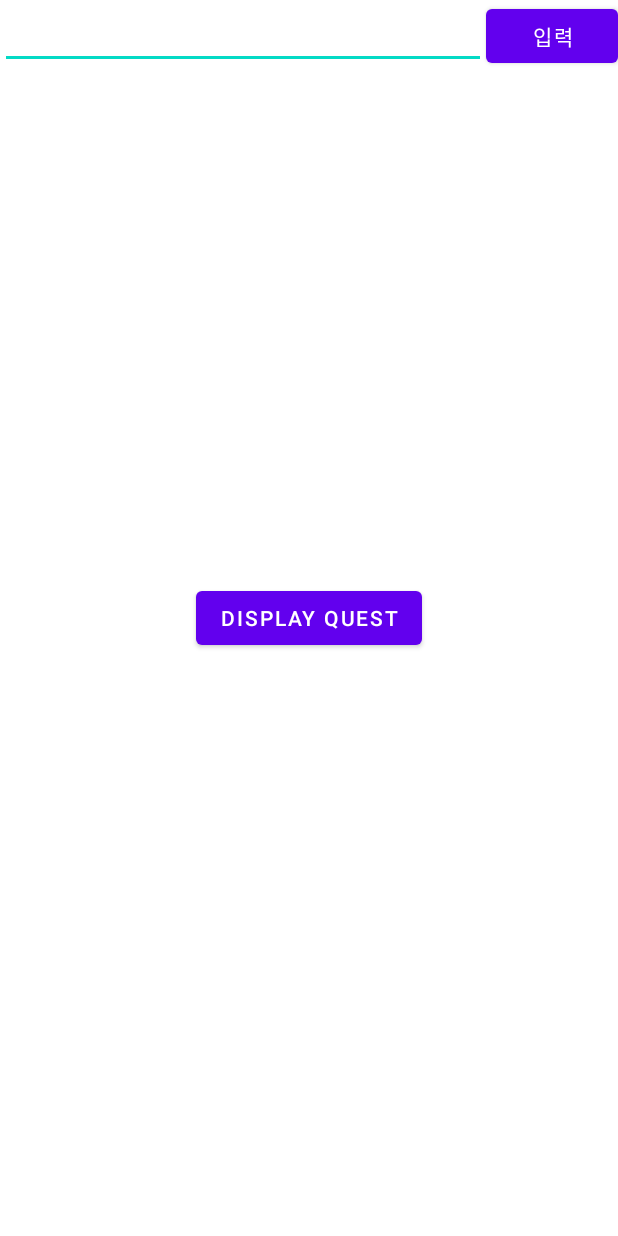
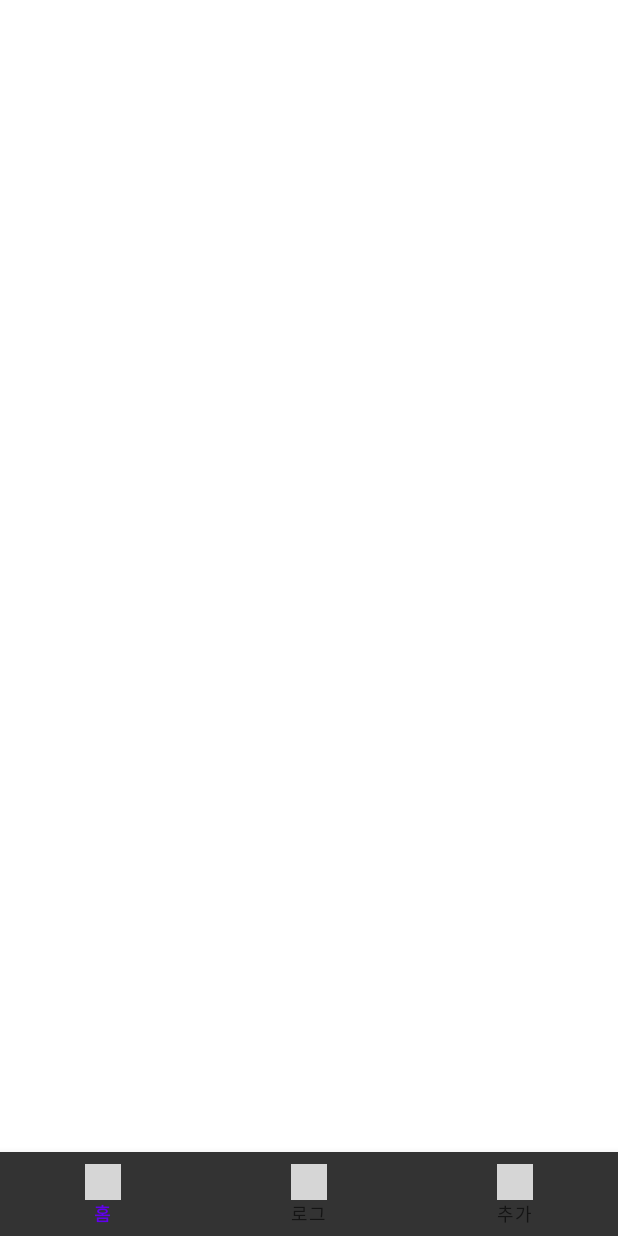
Before and after one commit to cluelin/QuestScheduler, an Android app: the layout activity_main.xml on its own in the app's theme, with its tools: preview values and no code run, on a phone screen of 412 x 824 dp. Run offline under Robolectric (Android 15) with nearby library versions, the phone set to English and light mode, and no system bars; grey boxes are pictures that could not be loaded.

Commit message:
Modify MainActivity3 -> MainActivity

```diff
--- a/app/src/main/res/layout/activity_main.xml
+++ b/app/src/main/res/layout/activity_main.xml
@@ -1,35 +1,29 @@
 <?xml version="1.0" encoding="utf-8"?>
-<androidx.coordinatorlayout.widget.CoordinatorLayout xmlns:android="http://schemas.android.com/apk/res/android"
+<LinearLayout xmlns:android="http://schemas.android.com/apk/res/android"
     xmlns:app="http://schemas.android.com/apk/res-auto"
     xmlns:tools="http://schemas.android.com/tools"
     android:layout_width="match_parent"
     android:layout_height="match_parent"
-    tools:context=".quest.MainActivity">
+    android:orientation="vertical"
+    tools:context=".MainActivity">
 
-    <LinearLayout
+
+    <FrameLayout
+        android:layout_width="match_parent"
+        android:layout_height="0dp"
+        android:layout_weight="1"
+        android:id="@+id/containers">
+
+    </FrameLayout>
+
+    <com.google.android.material.bottomnavigation.BottomNavigationView
+        android:id="@+id/bottom_navigation_view"
         android:layout_width="match_parent"
         android:layout_height="wrap_content"
-        android:orientation="horizontal">
+        android:layout_gravity="bottom"
+        app:labelVisibilityMode="labeled"
+        app:itemBackground="@color/menu"
+        app:menu="@menu/bottom_menu"
+        />
 
-        <EditText
-            android:layout_width="match_parent"
-            android:layout_height="wrap_content"
-            android:layout_weight="1"/>
-
-        <Button
-            android:text="입력"
-            android:layout_width="wrap_content"
-            android:layout_height="wrap_content" />
-
-    </LinearLayout>
-
-    <Button
-        android:text="Display Quest"
-        android:id="@+id/display_quest"
-        android:layout_width="wrap_content"
-        android:layout_height="wrap_content"
-        android:layout_gravity="center">
-
-    </Button>
-
-</androidx.coordinatorlayout.widget.CoordinatorLayout>
+</LinearLayout>
```
Also changed, not shown: app/src/main/AndroidManifest.xml (+1 -8 lines), app/src/main/java/com/cluelin/app/MainActivity.kt (+44 -34 lines), app/src/main/java/com/cluelin/app/MainActivity3.kt (deleted, +0 -63 lines), app/src/main/res/layout/activity_main3.xml (deleted, +0 -29 lines).
